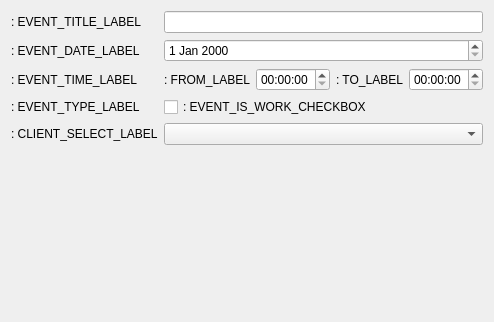
Old version of the form ui/pages/eventdetails.ui in the repository Artem535/PsyClientManager; both pictures show x 0 to 494 and y 0 to 322 of the 494 by 607 pixel window.
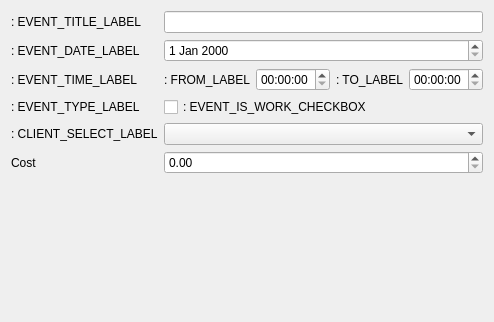
New version of the form.

Commit message: Add work event pricing and default cost setting

```diff
--- a/ui/pages/eventdetails.ui
+++ b/ui/pages/eventdetails.ui
@@ -116,6 +116,26 @@
       <widget class="QComboBox" name="mClientComboBox"/>
      </item>
      <item row="5" column="0">
+      <widget class="QLabel" name="mCostLabel">
+       <property name="text">
+        <string>Cost</string>
+       </property>
+      </widget>
+     </item>
+     <item row="5" column="1">
+      <widget class="QDoubleSpinBox" name="mCostSpinBox">
+       <property name="decimals">
+        <number>2</number>
+       </property>
+       <property name="maximum">
+        <double>1000000.000000000000000</double>
+       </property>
+       <property name="singleStep">
+        <double>100.000000000000000</double>
+       </property>
+      </widget>
+     </item>
+     <item row="6" column="0">
       <spacer name="verticalSpacer">
        <property name="orientation">
         <enum>Qt::Orientation::Vertical</enum>
```
The commit also changes 15 other files.
